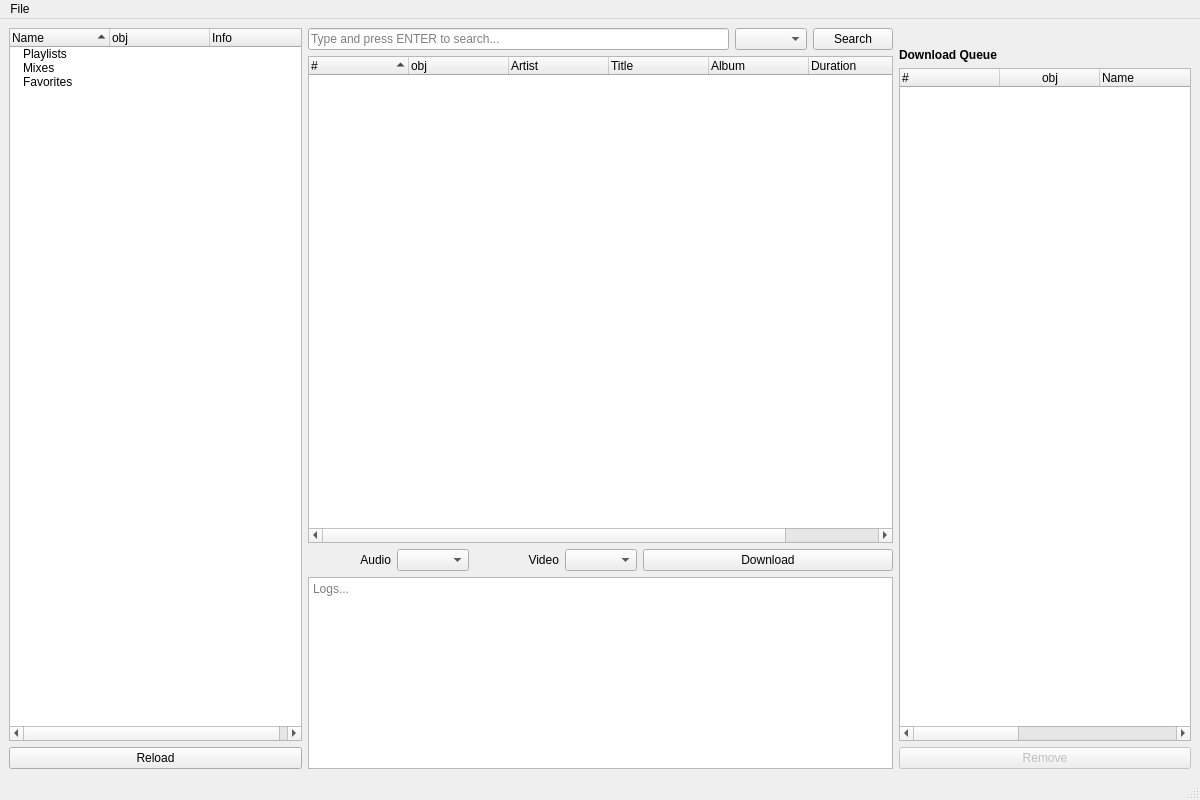
Qt form tidal_dl_ng/ui/main.ui (exislow/tidal-dl-ng) before a commit.
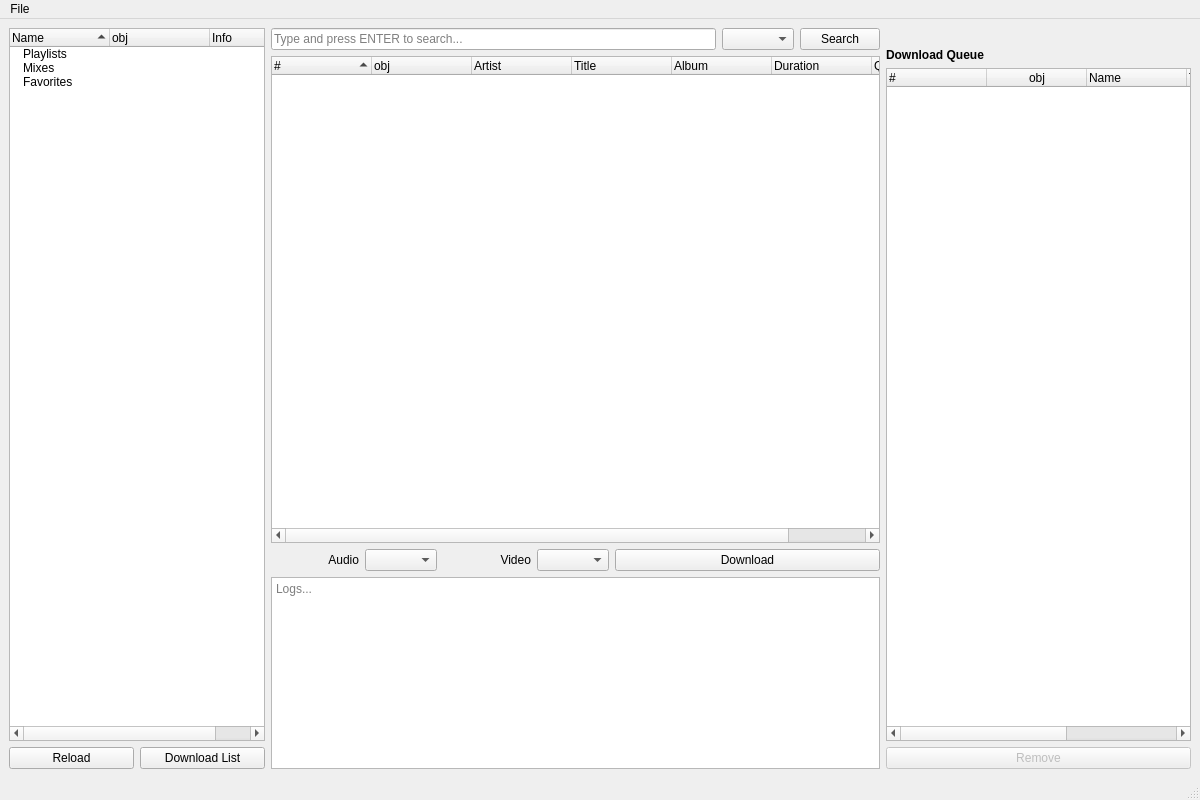
The same form after that commit. Icons and pictures are not drawn.

Commit message: ✨ Lists can also be downloaded using the "Download List" button.

What changed in the file:
```diff
--- a/tidal_dl_ng/ui/main.ui
+++ b/tidal_dl_ng/ui/main.ui
@@ -38,7 +38,7 @@
    <property name="accessibleDescription">
     <string notr="true"/>
    </property>
-   <layout class="QHBoxLayout" name="horizontalLayout" stretch="25,50,25">
+   <layout class="QHBoxLayout" name="horizontalLayout" stretch="0,50,25">
     <item>
      <layout class="QVBoxLayout" name="lv_list_user">
       <item>
@@ -160,6 +160,8 @@
        </widget>
       </item>
       <item>
+       <layout class="QHBoxLayout" name="lv_list_control">
+        <item>
        <widget class="QPushButton" name="pb_reload_user_lists">
         <property name="sizePolicy">
          <sizepolicy hsizetype="Expanding" vsizetype="Fixed">
@@ -171,6 +173,21 @@
          <string>Reload</string>
         </property>
        </widget>
+        </item>
+        <item>
+         <widget class="QPushButton" name="pb_download_list">
+          <property name="sizePolicy">
+           <sizepolicy hsizetype="Expanding" vsizetype="Fixed">
+            <horstretch>0</horstretch>
+            <verstretch>0</verstretch>
+           </sizepolicy>
+          </property>
+          <property name="text">
+           <string>Download List</string>
+          </property>
+         </widget>
+        </item>
+       </layout>
       </item>
      </layout>
     </item>
```
Lines whose indentation alone changed are shown as unchanged. The commit also changes 3 other files.
